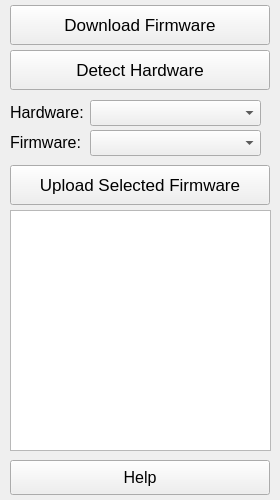
OpenSprinkler/OpenSprinkler-Updater, file Source/mainwindow.ui: the form before one commit.
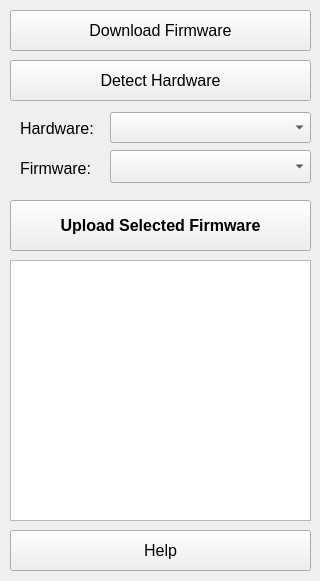
The form after the commit.

Patch:
```diff
--- a/Source/mainwindow.ui
+++ b/Source/mainwindow.ui
@@ -6,73 +6,26 @@
    <rect>
     <x>0</x>
     <y>0</y>
-    <width>280</width>
-    <height>500</height>
+    <width>320</width>
+    <height>581</height>
    </rect>
   </property>
-  <property name="sizePolicy">
-   <sizepolicy hsizetype="Fixed" vsizetype="Fixed">
-    <horstretch>0</horstretch>
-    <verstretch>0</verstretch>
-   </sizepolicy>
-  </property>
-  <property name="minimumSize">
-   <size>
-    <width>280</width>
-    <height>500</height>
-   </size>
-  </property>
-  <property name="maximumSize">
-   <size>
-    <width>280</width>
-    <height>500</height>
-   </size>
-  </property>
   <property name="windowTitle">
    <string>OpenSprinkler</string>
   </property>
   <widget class="QWidget" name="centralWidget">
-   <property name="sizePolicy">
-    <sizepolicy hsizetype="Fixed" vsizetype="Fixed">
-     <horstretch>0</horstretch>
-     <verstretch>0</verstretch>
-    </sizepolicy>
-   </property>
    <widget class="QPushButton" name="btnDownload">
     <property name="geometry">
      <rect>
       <x>10</x>
-      <y>5</y>
-      <width>260</width>
-      <height>40</height>
+      <y>10</y>
+      <width>301</width>
+      <height>41</height>
      </rect>
     </property>
-    <property name="sizePolicy">
-     <sizepolicy hsizetype="Fixed" vsizetype="Fixed">
-      <horstretch>0</horstretch>
-      <verstretch>0</verstretch>
-     </sizepolicy>
-    </property>
-    <property name="minimumSize">
-     <size>
-      <width>260</width>
-      <height>40</height>
-     </size>
-    </property>
-    <property name="maximumSize">
-     <size>
-      <width>260</width>
-      <height>40</height>
-     </size>
-    </property>
     <property name="font">
      <font>
-      <family>Arial</family>
-      <pointsize>13</pointsize>
-      <weight>50</weight>
-      <italic>false</italic>
-      <bold>false</bold>
-      <underline>false</underline>
+      <pointsize>12</pointsize>
      </font>
     </property>
     <property name="toolTip">
@@ -81,101 +34,39 @@
     <property name="text">
      <string>Download Firmware</string>
     </property>
-    <property name="shortcut">
-     <string>Meta+F</string>
-    </property>
-    <property name="checkable">
-     <bool>false</bool>
-    </property>
    </widget>
    <widget class="QPushButton" name="btnDetect">
     <property name="geometry">
      <rect>
       <x>10</x>
-      <y>50</y>
-      <width>260</width>
-      <height>40</height>
+      <y>60</y>
+      <width>301</width>
+      <height>41</height>
      </rect>
     </property>
-    <property name="sizePolicy">
-     <sizepolicy hsizetype="Fixed" vsizetype="Fixed">
-      <horstretch>0</horstretch>
-      <verstretch>0</verstretch>
-     </sizepolicy>
-    </property>
-    <property name="minimumSize">
-     <size>
-      <width>260</width>
-      <height>40</height>
-     </size>
-    </property>
-    <property name="maximumSize">
-     <size>
-      <width>260</width>
-      <height>40</height>
-     </size>
-    </property>
     <property name="font">
      <font>
-      <family>Arial</family>
-      <pointsize>13</pointsize>
-      <weight>50</weight>
-      <bold>false</bold>
-     </font>
-    </property>
-    <property name="toolTip">
-     <string>Detect Hardware</string>
-    </property>
-    <property name="text">
-     <string>Detect Hardware</string>
-    </property>
-    <property name="shortcut">
-     <string>Meta+D</string>
-    </property>
-   </widget>
-   <widget class="QPushButton" name="btnHelp">
-    <property name="geometry">
-     <rect>
-      <x>10</x>
-      <y>460</y>
-      <width>260</width>
-      <height>35</height>
-     </rect>
-    </property>
-    <property name="minimumSize">
-     <size>
-      <width>260</width>
-      <height>35</height>
-     </size>
-    </property>
-    <property name="maximumSize">
-     <size>
-      <width>260</width>
-      <height>35</height>
-     </size>
-    </property>
-    <property name="font">
-     <font>
-      <family>Arial</family>
       <pointsize>12</pointsize>
      </font>
     </property>
+    <property name="toolTip">
+     <string>Detect Hardware</string>
+    </property>
     <property name="text">
-     <string>Help</string>
+     <string>Detect Hardware</string>
     </property>
    </widget>
    <widget class="QLabel" name="lblDevice">
     <property name="geometry">
      <rect>
-      <x>10</x>
-      <y>102</y>
-      <width>81</width>
-      <height>21</height>
+      <x>20</x>
+      <y>120</y>
+      <width>101</width>
+      <height>17</height>
      </rect>
     </property>
     <property name="font">
      <font>
-      <family>Arial</family>
       <pointsize>12</pointsize>
      </font>
     </property>
@@ -183,34 +74,17 @@
      <string>Hardware:</string>
     </property>
    </widget>
-   <widget class="QComboBox" name="cmbDevice">
-    <property name="geometry">
-     <rect>
-      <x>90</x>
-      <y>100</y>
-      <width>171</width>
-      <height>26</height>
-     </rect>
-    </property>
-    <property name="font">
-     <font>
-      <family>Arial</family>
-      <pointsize>12</pointsize>
-     </font>
-    </property>
-   </widget>
    <widget class="QLabel" name="lblFirmware">
     <property name="geometry">
      <rect>
-      <x>10</x>
-      <y>132</y>
+      <x>20</x>
+      <y>160</y>
       <width>81</width>
-      <height>21</height>
+      <height>17</height>
      </rect>
     </property>
     <property name="font">
      <font>
-      <family>Arial</family>
       <pointsize>12</pointsize>
      </font>
     </property>
@@ -218,49 +92,20 @@
      <string>Firmware:</string>
     </property>
    </widget>
-   <widget class="QComboBox" name="cmbFirmware">
-    <property name="geometry">
-     <rect>
-      <x>90</x>
-      <y>130</y>
-      <width>171</width>
-      <height>26</height>
-     </rect>
-    </property>
-    <property name="font">
-     <font>
-      <family>Arial</family>
-      <pointsize>12</pointsize>
-     </font>
-    </property>
-   </widget>
    <widget class="QPushButton" name="btnUpload">
     <property name="geometry">
      <rect>
       <x>10</x>
-      <y>165</y>
-      <width>260</width>
-      <height>40</height>
+      <y>200</y>
+      <width>301</width>
+      <height>51</height>
      </rect>
     </property>
-    <property name="minimumSize">
-     <size>
-      <width>260</width>
-      <height>40</height>
-     </size>
-    </property>
-    <property name="maximumSize">
-     <size>
-      <width>260</width>
-      <height>40</height>
-     </size>
-    </property>
     <property name="font">
      <font>
-      <family>Arial</family>
-      <pointsize>13</pointsize>
-      <weight>50</weight>
-      <bold>false</bold>
+      <pointsize>12</pointsize>
+      <weight>75</weight>
+      <bold>true</bold>
      </font>
     </property>
     <property name="toolTip">
@@ -269,52 +114,69 @@
     <property name="text">
      <string>Upload Selected Firmware</string>
     </property>
-    <property name="shortcut">
-     <string>Meta+U</string>
-    </property>
    </widget>
    <widget class="QTextBrowser" name="outputBox">
     <property name="geometry">
      <rect>
       <x>10</x>
-      <y>210</y>
-      <width>261</width>
-      <height>241</height>
+      <y>260</y>
+      <width>301</width>
+      <height>261</height>
+     </rect>
+    </property>
+   </widget>
+   <widget class="QPushButton" name="btnHelp">
+    <property name="geometry">
+     <rect>
+      <x>10</x>
+      <y>530</y>
+      <width>301</width>
+      <height>41</height>
      </rect>
     </property>
     <property name="font">
      <font>
-      <family>Arial</family>
       <pointsize>12</pointsize>
+     </font>
+    </property>
+    <property name="toolTip">
+     <string>Help</string>
+    </property>
+    <property name="text">
+     <string>Help</string>
+    </property>
+   </widget>
+   <widget class="QComboBox" name="cmbDevice">
+    <property name="geometry">
+     <rect>
+      <x>110</x>
+      <y>112</y>
+      <width>201</width>
+      <height>31</height>
+     </rect>
+    </property>
+    <property name="font">
+     <font>
+      <pointsize>11</pointsize>
+     </font>
+    </property>
+   </widget>
+   <widget class="QComboBox" name="cmbFirmware">
+    <property name="geometry">
+     <rect>
+      <x>110</x>
+      <y>150</y>
+      <width>201</width>
+      <height>33</height>
+     </rect>
+    </property>
+    <property name="font">
+     <font>
+      <pointsize>11</pointsize>
      </font>
     </property>
    </widget>
   </widget>
-  <action name="actionExit">
-   <property name="text">
-    <string>exit</string>
-   </property>
-  </action>
-  <action name="actionUpdate_Firmware">
-   <property name="text">
-    <string>Update Firmware</string>
-   </property>
-  </action>
-  <action name="actionDetect_Device">
-   <property name="text">
-    <string>Detect Device</string>
-   </property>
-  </action>
-  <action name="actionHow_To">
-   <property name="text">
-    <string>How To</string>
-   </property>
-  </action>
-  <action name="actionAbout">
-   <property name="text">
-    <string>About</string>
-   </property>
-  </action>
  </widget>
  <layoutdefault spacing="6" margin="11"/>
  <resources/>
```
